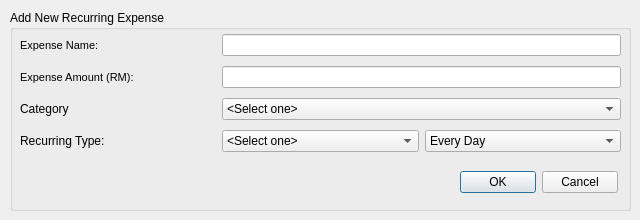
Old version of the form add_recur.ui in the repository ksk102/Pers.
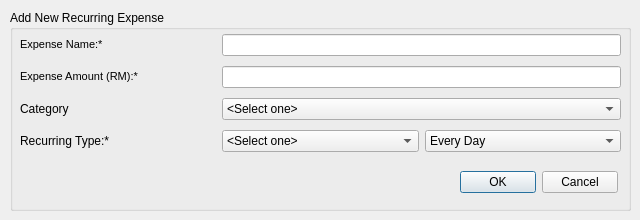
New version of the form.

What changed in the file:
```diff
--- a/add_recur.ui
+++ b/add_recur.ui
@@ -38,7 +38,7 @@
      <item row="3" column="0">
       <widget class="QLabel" name="lbl_type">
        <property name="text">
-        <string>Recurring Type:</string>
+        <string>&lt;html&gt;&lt;head/&gt;&lt;body&gt;&lt;p&gt;Recurring Type:&lt;label style=&quot;color:red;&quot;&gt;*&lt;/label&gt;&lt;/p&gt;&lt;/body&gt;&lt;/html&gt;</string>
        </property>
       </widget>
      </item>
@@ -56,7 +56,7 @@
         </font>
        </property>
        <property name="text">
-        <string>Expense Name:</string>
+        <string>&lt;html&gt;&lt;head/&gt;&lt;body&gt;&lt;p&gt;Expense Name:&lt;label style=&quot;color:red;&quot;&gt;*&lt;/label&gt;&lt;/p&gt;&lt;/body&gt;&lt;/html&gt;</string>
        </property>
       </widget>
      </item>
@@ -92,7 +92,7 @@
         </font>
        </property>
        <property name="text">
-        <string>Expense Amount (RM):</string>
+        <string>&lt;html&gt;&lt;head/&gt;&lt;body&gt;&lt;p&gt;Expense Amount (RM):&lt;label style=&quot;color:red;&quot;&gt;*&lt;/label&gt;&lt;/p&gt;&lt;/body&gt;&lt;/html&gt;</string>
        </property>
       </widget>
      </item>
```
Left out of the diff: 2 changed lines with no effect on the pictures.
